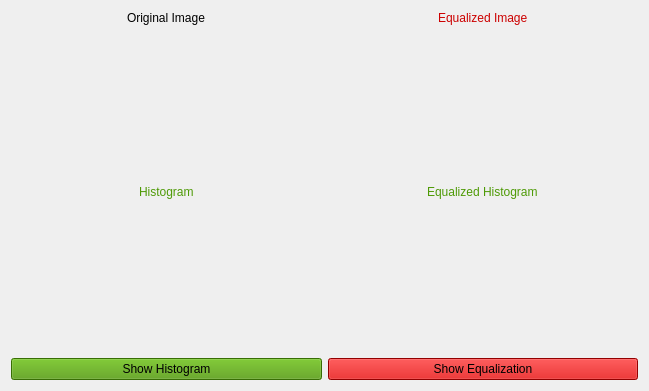
The window that src/ui/equalization.ui (Omarmansour557/Histogram-Equalization) describes before a commit, drawn with Qt 5.
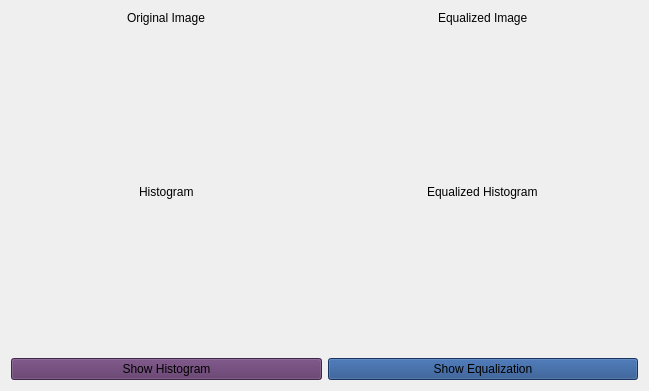
The same window after the commit.

What changed in the file:
```diff
--- a/src/ui/equalization.ui
+++ b/src/ui/equalization.ui
@@ -25,7 +25,7 @@
            <property name="styleSheet">
             <string notr="true">
 font: 75 italic 12pt &quot;Ubuntu Condensed&quot;;
-color: rgb(204, 0, 0);</string>
+</string>
            </property>
            <property name="text">
             <string>Equalized Image</string>
@@ -52,7 +52,7 @@
          <item alignment="Qt::AlignHCenter">
           <widget class="QLabel" name="label_4">
            <property name="styleSheet">
-            <string notr="true">color:rgb(78, 154, 6);
+            <string notr="true">
 
 font: 75 italic 12pt &quot;Ubuntu Condensed&quot;;</string>
            </property>
@@ -109,7 +109,7 @@
          <item alignment="Qt::AlignHCenter">
           <widget class="QLabel" name="label_3">
            <property name="styleSheet">
-            <string notr="true">color:rgb(78, 154, 6);
+            <string notr="true">
 font: 75 italic 12pt &quot;Ubuntu Condensed&quot;;</string>
            </property>
            <property name="text">
@@ -139,7 +139,8 @@
        <item>
         <widget class="QPushButton" name="histogram_btn">
          <property name="styleSheet">
-          <string notr="true">background-color: rgb(78, 154, 6);</string>
+          <string notr="true">background-color: rgb(92, 53, 102);
+</string>
          </property>
          <property name="text">
           <string>Show Histogram</string>
@@ -155,7 +156,8 @@
           </size>
          </property>
          <property name="styleSheet">
-          <string notr="true">background-color: rgb(204, 0, 0);</string>
+          <string notr="true">
+background-color: rgb(32, 74, 135);</string>
          </property>
          <property name="text">
           <string>Show Equalization</string>
```
Left out of the diff: 6 changed lines with no effect on the pictures.
